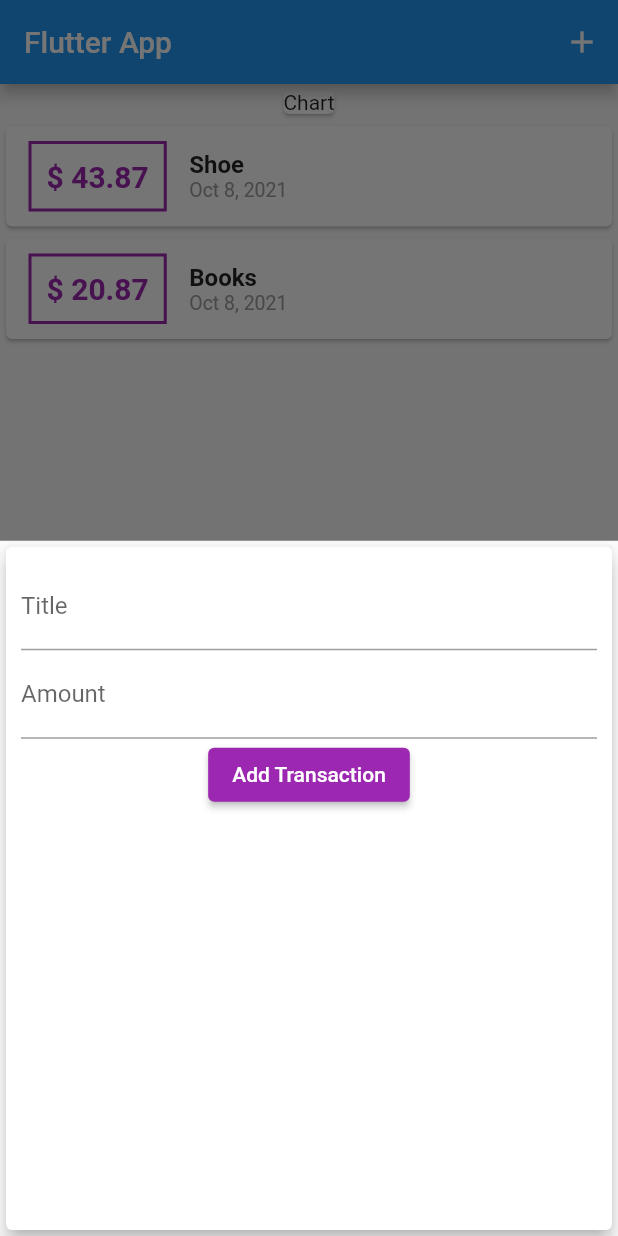
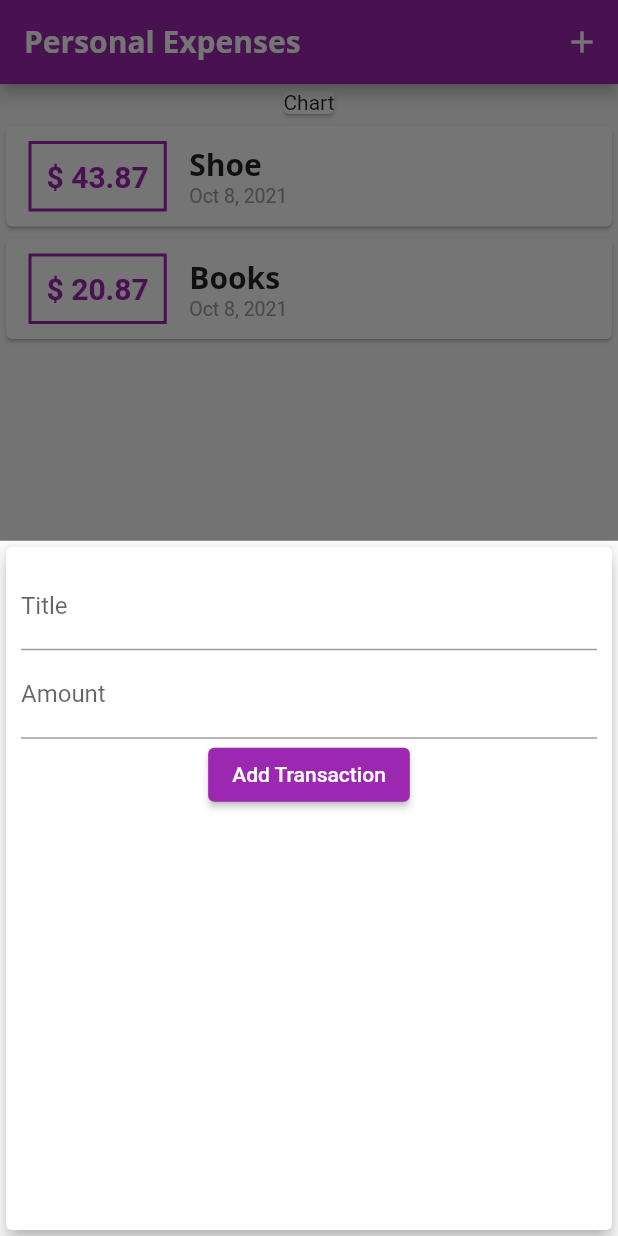
Before and after one commit to XxThunderBlastxX/expense-app, a Flutter app: the screen it shows after launch, after a tap on the "add" icon, on a phone screen of 412 x 824 dp. Run offline on Flutter 3.47's test engine with Material 2 defaults, Android fonts, the phone set to English and light mode, and no system bars.

Commit message:
add color theme

```diff
--- a/lib/main.dart
+++ b/lib/main.dart
@@ -10,7 +10,19 @@ class MyApp extends StatelessWidget {
   @override
   Widget build(BuildContext context) {
     return MaterialApp(
-      title: 'Flutter App',
+      title: 'Personal Expenses',
+      theme: ThemeData(
+        primarySwatch: Colors.purple,
+        accentColor: Colors.amber,
+        fontFamily: 'Quicksand',
+        textTheme: ThemeData.light().textTheme.copyWith(
+              headline6: TextStyle(
+                fontFamily: 'OpenSans',
+                fontSize: 20,
+                fontWeight: FontWeight.bold,
+              ),
+            ),
+      ),
       home: MyHomePage(),
     );
   }
@@ -59,7 +71,7 @@ class _MyHomePageState extends State<MyHomePage> {
   Widget build(BuildContext context) {
     return Scaffold(
       appBar: AppBar(
-        title: Text('Flutter App'),
+        title: Text('Personal Expenses'),
         actions: <Widget>[
           IconButton(
             onPressed: () {
--- a/lib/widgets/new_transaction.dart
+++ b/lib/widgets/new_transaction.dart
@@ -1,14 +1,20 @@
 import 'package:flutter/material.dart';
 
-class NewTransaction extends StatelessWidget {
+class NewTransaction extends StatefulWidget {
   //Variables
   final Function addTx;
-  final TextEditingController titleController = TextEditingController();
-  final TextEditingController amountController = TextEditingController();
-  //Constructor
+
   NewTransaction(this.addTx);
 
-  //Functions
+  @override
+  State<NewTransaction> createState() => _NewTransactionState();
+}
+
+class _NewTransactionState extends State<NewTransaction> {
+  final TextEditingController titleController = TextEditingController();
+
+  final TextEditingController amountController = TextEditingController();
+
   void submitData() {
     final enteredTitle = titleController.text;
     final enteredAmount = double.parse(amountController.text);
@@ -17,10 +23,11 @@ class NewTransaction extends StatelessWidget {
       return;
     }
 
-    addTx(
+    widget.addTx(
       enteredTitle,
       enteredAmount,
     );
+    Navigator.of(context).pop();
   }
 
   @override
--- a/lib/widgets/transaction_list.dart
+++ b/lib/widgets/transaction_list.dart
@@ -23,14 +23,15 @@ class TransactionList extends StatelessWidget {
                     child: Text(
                       '\$ ${transactions[index].amount.toStringAsFixed(2)}',
                       style: TextStyle(
-                          fontWeight: FontWeight.bold,
-                          fontSize: 20,
-                          color: Colors.purple),
+                        fontWeight: FontWeight.bold,
+                        fontSize: 20,
+                        color: Theme.of(context).primaryColor,
+                      ),
                     ),
                     margin: EdgeInsets.symmetric(vertical: 10, horizontal: 15),
                     decoration: BoxDecoration(
                       border: Border.all(
-                        color: Colors.purple,
+                        color: Theme.of(context).primaryColor,
                         width: 2,
                       ),
                     ),
@@ -41,10 +42,7 @@ class TransactionList extends StatelessWidget {
                     children: <Widget>[
                       Text(
                         transactions[index].title.toString(),
-                        style: TextStyle(
-                          fontSize: 16,
-                          fontWeight: FontWeight.bold,
-                        ),
+                        style: Theme.of(context).textTheme.headline6,
                       ),
                       Text(
                         DateFormat.yMMMd()
```
Also changed, not shown: pubspec.yaml (+11 -11 lines), assets/fonts/OpenSans-Bold.ttf (added), assets/fonts/OpenSans-Regular.ttf (added), assets/fonts/Quicksand-Bold.ttf (added), assets/fonts/Quicksand-Light.ttf (added), assets/fonts/Quicksand-Medium.ttf (added), assets/fonts/Quicksand-Regular.ttf (added), assets/images/waiting.png (added).
